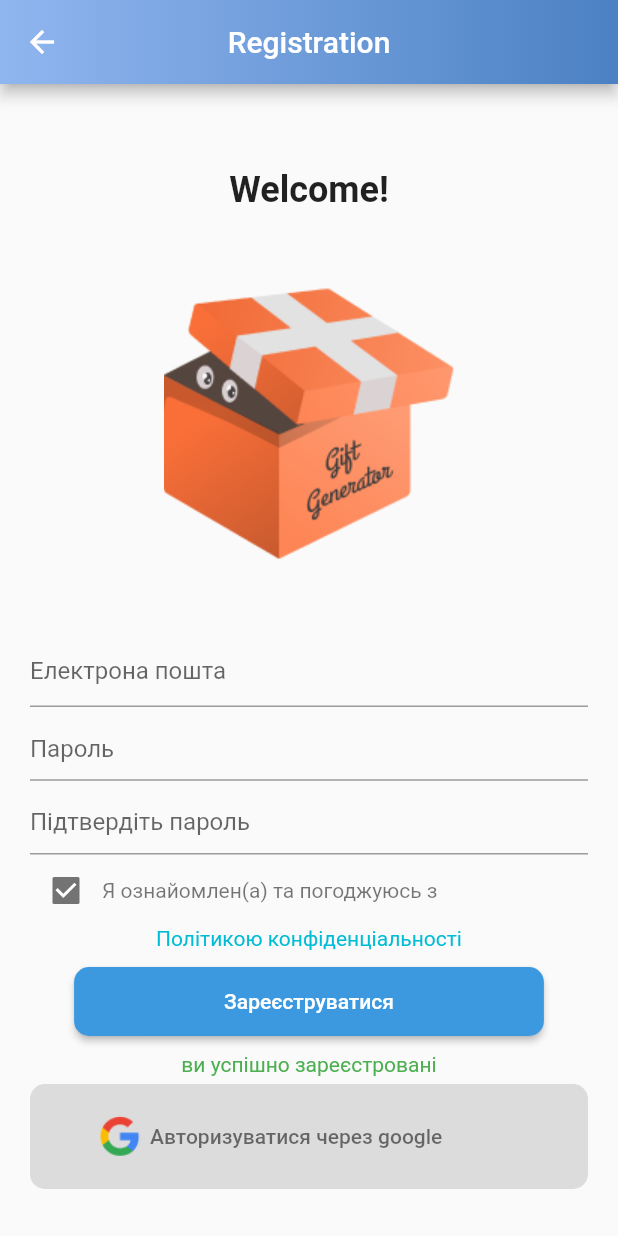
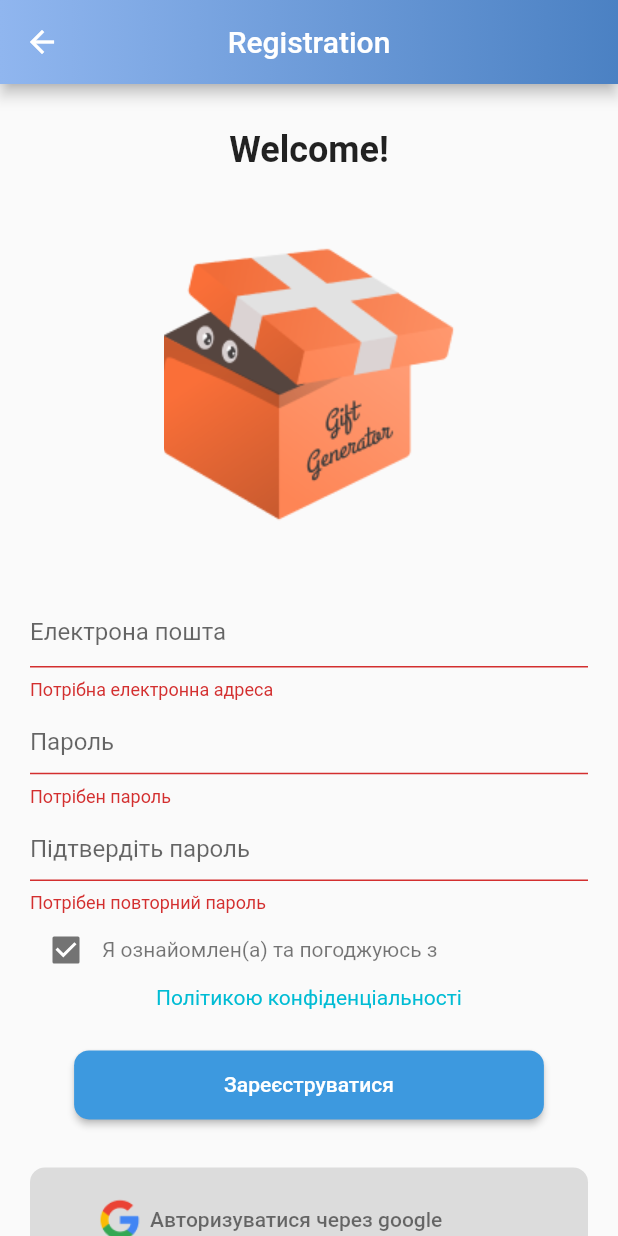
Before and after one commit to mgtippet33/GiftGenerator-mobile, a Flutter app: the Registration screen opened directly, after a tap on "Зареєструватися", on a phone screen of 412 x 824 dp. Run offline on Flutter 3.47's test engine with Material 2 defaults, Android fonts, the phone set to English and light mode, and no system bars; our stand-ins replace firebase_auth, firebase_core, flutter_signin_button, google_sign_in, new_gradient_app_bar, page_transition; missing offline and left inert: stripe_payment; accounts and stored records are empty.

Commit message:
Added validation for register page

```diff
--- a/lib/pages/register.dart
+++ b/lib/pages/register.dart
@@ -2,6 +2,7 @@
 
 import 'package:flutter/cupertino.dart';
 import 'package:flutter/material.dart';
+import 'package:gift_generator/services/validator.dart';
 import 'package:new_gradient_app_bar/new_gradient_app_bar.dart';
 
 class Registration extends StatefulWidget {
@@ -12,10 +13,13 @@
 }
 
 class _RegisterPageWidgetState extends State<Registration> {
+  final GlobalKey<FormState> _formKey = new GlobalKey();
+
   bool _isHiddenPassword = true;
   bool _isHiddenPasswordConfirmation = true;
   bool isChecked = true;
   var _successfullyRegistered = "";
+  bool _errorPolicy = false;
 
   void _togglePasswordView() {
     setState(() {
@@ -69,7 +73,9 @@
                   child: Image.asset("assets/logo.png"),
                 ),
               ),
-              Column(
+              Form(
+                key: _formKey,
+                child: Column(
                   children: [
                     Padding(
                       padding: EdgeInsets.only(left: 20, right: 20),
@@ -78,14 +84,8 @@
                           hintText: 'Електрона пошта',
                         ),
                         autofocus: false,
-                      validator: (String value) {
-                        if (value == null ||
-                            value.isEmpty ||
-                            value.length < 5) {
-                          return 'Please enter some text';
-                        }
-                        return null;
-                      },
+                        validator: (value) =>
+                            FormValidator().validateEmail(value),
                       ),
                     ),
                     Padding(
@@ -106,14 +106,8 @@
                         ),
                         obscureText: _isHiddenPassword,
                         autofocus: false,
-                      validator: (String value) {
-                        if (value == null ||
-                            value.isEmpty ||
-                            value.length < 5) {
-                          return 'Please enter some text';
-                        }
-                        return null;
-                      },
+                        validator: (value) =>
+                            FormValidator().validatePassword(value),
                       ),
                     ),
                     Padding(
@@ -135,10 +129,11 @@
                         obscureText: _isHiddenPasswordConfirmation,
                         autofocus: false,
                         validator: (String value) {
-                        if (value == null ||
-                            value.isEmpty ||
-                            value.length < 5) {
-                          return 'Please enter some text';
+                          if (value.isEmpty || value.length == 0) {
+                            return 'Потрібен повторний пароль';
+                          }
+                          if (value != FormValidator().password) {
+                            return 'Паролі повинні бути однаковими';
                           }
                           return null;
                         },
@@ -170,21 +165,39 @@
                       'Політикою конфіденціальності',
                       style: TextStyle(color: Colors.cyan),
                     ),
+                    _errorPolicy
+                        ? Padding(
+                          padding: const EdgeInsets.symmetric(vertical: 10.0),
+                          child: Text(
+                              'Ознайомтеся і підтвердіть Політику конфіденційності',
+                              style: TextStyle(color: Colors.redAccent),
+                            ),
+                        )
+                        : Text(''),
                     Padding(
                       padding: const EdgeInsets.symmetric(vertical: 10.0),
                       child: ElevatedButton(
                         onPressed: () {
+                          if (_formKey.currentState.validate()) {
+                            if (!isChecked) {
                               setState(() {
-                          _successfullyRegistered = "ви успішно зареєстровані";
+                                _errorPolicy = true;
                               });
+                              return;
+                            }
+                            setState(() {
+                              _successfullyRegistered =
+                                  "Ви успішно зареєстровані";
+                              _errorPolicy = false;
+                            });
+                          }
                         },
                         style: ElevatedButton.styleFrom(
                             padding: EdgeInsets.symmetric(
                                 horizontal: 100, vertical: 15),
                             primary: Color(0xff3D99DF),
                             shape: RoundedRectangleBorder(
-                              borderRadius:
-                              new BorderRadius.circular(10.0))),
+                                borderRadius: new BorderRadius.circular(10.0))),
                         child: const Text('Зареєструватися'),
                       ),
                     ),
@@ -218,6 +231,7 @@
                     ),
                   ],
                 ),
+              ),
             ],
           ),
         ),
```
Lines whose indentation alone changed are shown as unchanged.
